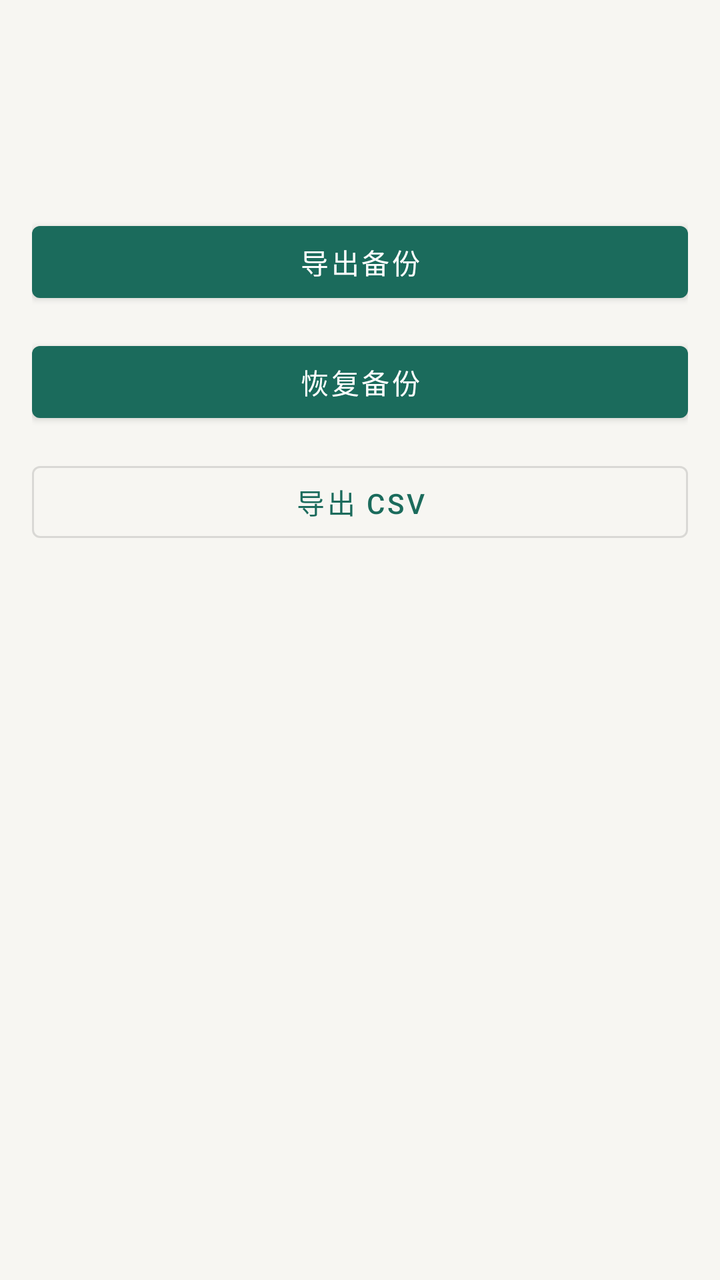
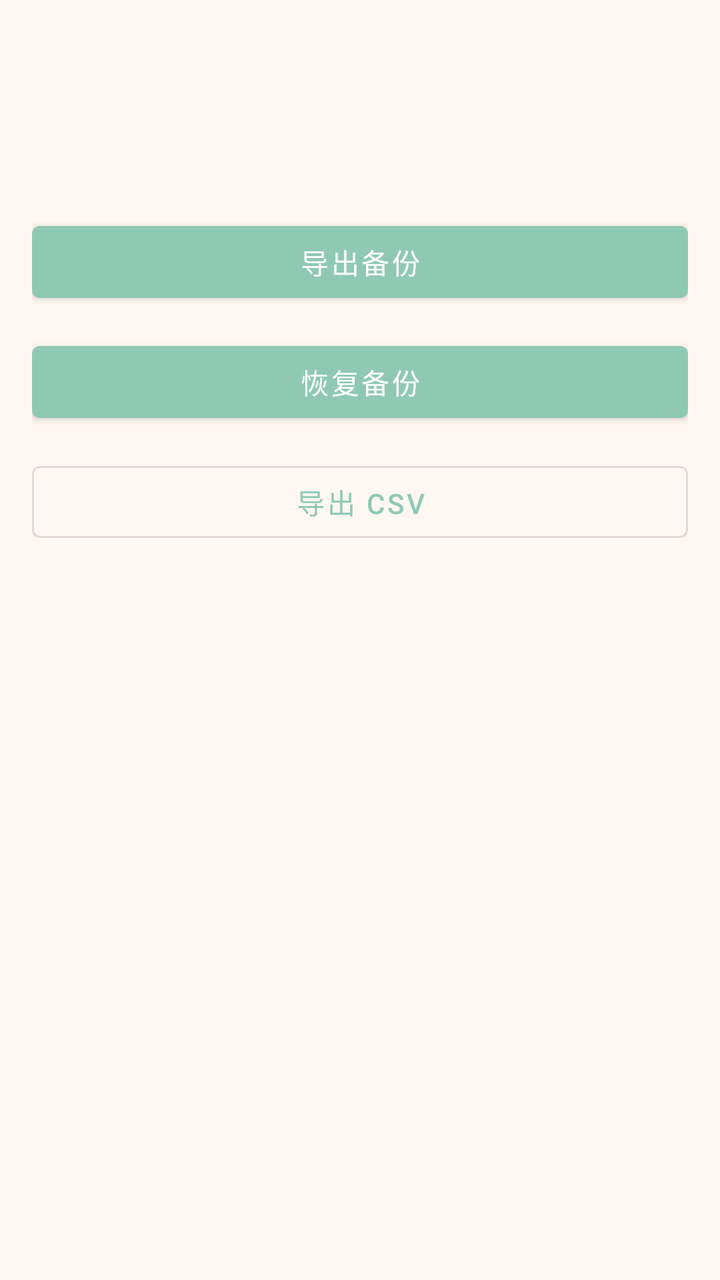

The first picture is an Android layout as it rendered before a commit; the second is the same layout after the commit. The layout source and the unified diff follow.
<!-- AndroidManifest.xml: application theme Theme.Ledger -->
<!-- res/layout/activity_backup_restore.xml -->
<?xml version="1.0" encoding="utf-8"?>
<ScrollView xmlns:android="http://schemas.android.com/apk/res/android"
    android:layout_width="match_parent"
    android:layout_height="match_parent"
    android:background="@color/surface_background">

    <LinearLayout
        android:layout_width="match_parent"
        android:layout_height="wrap_content"
        android:orientation="vertical">

        <com.google.android.material.appbar.MaterialToolbar
            android:id="@+id/toolbar"
            android:layout_width="match_parent"
            android:layout_height="?attr/actionBarSize"
            android:backgroundTint="@color/brand_primary"
            android:titleTextColor="@color/white" />

        <LinearLayout
            android:layout_width="match_parent"
            android:layout_height="wrap_content"
            android:orientation="vertical"
            android:padding="16dp">

            <TextView
                android:id="@+id/textBookInfo"
                android:layout_width="match_parent"
                android:layout_height="wrap_content"
                android:textColor="@color/text_secondary" />

            <com.google.android.material.button.MaterialButton
                android:id="@+id/buttonBackupJson"
                android:layout_width="match_parent"
                android:layout_height="wrap_content"
                android:layout_marginTop="16dp"
                android:text="@string/action_backup" />

            <com.google.android.material.button.MaterialButton
                android:id="@+id/buttonRestoreJson"
                android:layout_width="match_parent"
                android:layout_height="wrap_content"
                android:layout_marginTop="12dp"
                android:text="@string/action_restore" />

            <com.google.android.material.button.MaterialButton
                android:id="@+id/buttonExportCsv"
                style="@style/Widget.MaterialComponents.Button.OutlinedButton"
                android:layout_width="match_parent"
                android:layout_height="wrap_content"
                android:layout_marginTop="12dp"
                android:text="@string/action_export_csv" />

            <TextView
                android:id="@+id/textResult"
                android:layout_width="match_parent"
                android:layout_height="wrap_content"
                android:layout_marginTop="24dp"
                android:textColor="@color/text_primary" />
        </LinearLayout>
    </LinearLayout>

</ScrollView>
<!-- resources referenced by this layout -->
<resources>
  <color name="brand_primary">#1B6B5C</color>
  <color name="surface_background">#F7F6F2</color>
  <color name="text_primary">#1F2933</color>
  <color name="text_secondary">#52606D</color>
  <color name="white">#FFFFFFFF</color>
  <string name="action_backup">导出备份</string>
  <string name="action_export_csv">导出 CSV</string>
  <string name="action_restore">恢复备份</string>
  <style name="Theme.Ledger" parent="Theme.MaterialComponents.DayNight.NoActionBar">
          <item name="colorPrimary">@color/brand_primary</item>
          <item name="colorPrimaryVariant">@color/brand_primary_dark</item>
          <item name="colorOnPrimary">@color/white</item>
          <item name="colorSecondary">@color/brand_secondary</item>
          <item name="colorSecondaryVariant">@color/brand_secondary</item>
          <item name="colorOnSecondary">@color/black</item>
          <item name="android:statusBarColor">?attr/colorPrimaryVariant</item>
          <item name="android:windowBackground">@color/surface_background</item>
          <item name="android:navigationBarColor">@color/surface_card</item>
          <item name="materialCardViewStyle">@style/Widget.Ledger.Card</item>
      </style>
  <color name="brand_primary_dark">#124D42</color>
  <color name="brand_secondary">#F2C14E</color>
  <color name="black">#FF000000</color>
  <color name="surface_card">#FFFFFFFF</color>
  <style name="Widget.Ledger.Card" parent="Widget.MaterialComponents.CardView">
          <item name="cardBackgroundColor">@color/surface_card</item>
          <item name="cardCornerRadius">16dp</item>
          <item name="cardUseCompatPadding">true</item>
      </style>
</resources>

<!-- the commit's change to res/layout/activity_backup_restore.xml (unified diff, before → after) -->
@@ -1,5 +1,6 @@
 <?xml version="1.0" encoding="utf-8"?>
 <ScrollView xmlns:android="http://schemas.android.com/apk/res/android"
+    xmlns:app="http://schemas.android.com/apk/res-auto"
     android:layout_width="match_parent"
     android:layout_height="match_parent"
     android:background="@color/surface_background">
@@ -13,8 +14,9 @@
             android:id="@+id/toolbar"
             android:layout_width="match_parent"
             android:layout_height="?attr/actionBarSize"
-            android:backgroundTint="@color/brand_primary"
-            android:titleTextColor="@color/white" />
+            android:backgroundTint="@color/surface_background"
+            app:navigationIconTint="@color/toolbar_icon"
+            android:titleTextColor="@color/text_primary" />
 
         <LinearLayout
             android:layout_width="match_parent"
<!-- resource entries referenced after the edit -->
@@ -1,29 +1,31 @@
 <!-- resources referenced by this layout -->
 <resources>
-  <color name="brand_primary">#1B6B5C</color>
-  <color name="surface_background">#F7F6F2</color>
-  <color name="text_primary">#1F2933</color>
-  <color name="text_secondary">#52606D</color>
-  <color name="white">#FFFFFFFF</color>
+  <color name="brand_primary">#8FC9B4</color>
+  <color name="surface_background">#FFF8F0</color>
+  <color name="text_primary">#594A43</color>
+  <color name="text_secondary">#857168</color>
+  <color name="toolbar_icon">#6C5C55</color>
   <string name="action_backup">导出备份</string>
   <string name="action_export_csv">导出 CSV</string>
   <string name="action_restore">恢复备份</string>
   <style name="Theme.Ledger" parent="Theme.MaterialComponents.DayNight.NoActionBar">
           <item name="colorPrimary">@color/brand_primary</item>
           <item name="colorPrimaryVariant">@color/brand_primary_dark</item>
-          <item name="colorOnPrimary">@color/white</item>
+          <item name="colorOnPrimary">@color/text_inverse</item>
           <item name="colorSecondary">@color/brand_secondary</item>
           <item name="colorSecondaryVariant">@color/brand_secondary</item>
-          <item name="colorOnSecondary">@color/black</item>
+          <item name="colorOnSecondary">@color/text_primary</item>
           <item name="android:statusBarColor">?attr/colorPrimaryVariant</item>
           <item name="android:windowBackground">@color/surface_background</item>
           <item name="android:navigationBarColor">@color/surface_card</item>
           <item name="materialCardViewStyle">@style/Widget.Ledger.Card</item>
+          <item name="android:textColorPrimary">@color/text_primary</item>
+          <item name="android:textColorSecondary">@color/text_secondary</item>
       </style>
-  <color name="brand_primary_dark">#124D42</color>
-  <color name="brand_secondary">#F2C14E</color>
-  <color name="black">#FF000000</color>
-  <color name="surface_card">#FFFFFFFF</color>
+  <color name="brand_primary_dark">#78B59E</color>
+  <color name="text_inverse">#FFFFFFFF</color>
+  <color name="brand_secondary">#F1D79A</color>
+  <color name="surface_card">#FFFDF9</color>
   <style name="Widget.Ledger.Card" parent="Widget.MaterialComponents.CardView">
           <item name="cardBackgroundColor">@color/surface_card</item>
           <item name="cardCornerRadius">16dp</item>
